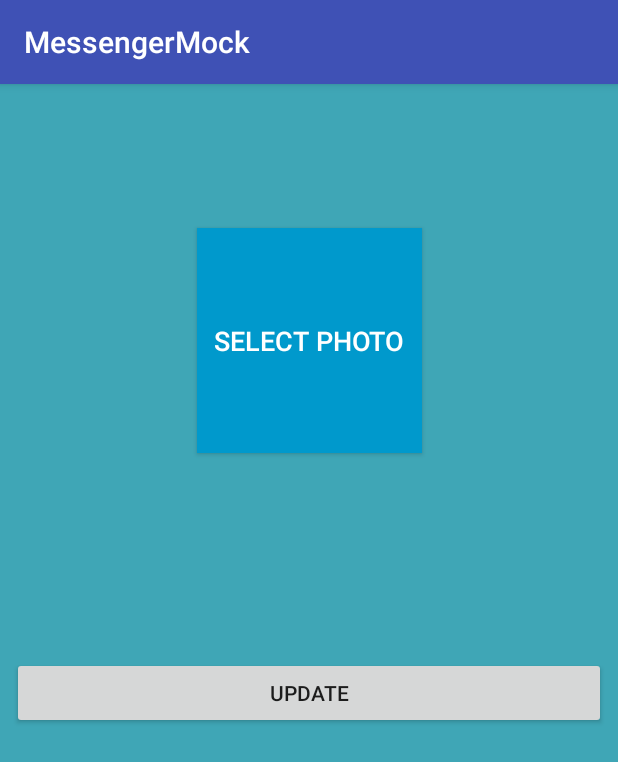
After one commit to Trabador/Chat-with-Kotlin-for-Android, an Android app: the UserSettings screen opened directly, with no data from a screen before it, on a phone screen of 412 x 824 dp. The commit adds this screen. Shown: the top 762 px of the screen. Run offline under Robolectric (Android 15) with nearby library versions, the phone set to English and light mode, and no system bars; our stand-ins replace Firebase (no records; nobody signed in at launch, a user with empty details on screens opened directly), Picasso; pictures from the network do not load.

Commit message:
Added user image functionality. Added user settings in menu (user image customization).

```diff
--- a/app/build.gradle
+++ b/app/build.gradle
@@ -5,7 +5,7 @@ apply plugin: 'kotlin-android'
 apply plugin: 'kotlin-android-extensions'
 
 
-androidExtensions{
+androidExtensions {
     experimental = true
 }
 
@@ -39,8 +39,10 @@ dependencies {
 
     implementation 'com.google.firebase:firebase-core:16.0.0'
     implementation 'com.google.firebase:firebase-auth:16.0.3'
+    implementation 'com.google.firebase:firebase-storage:16.0.1'
 
     implementation 'com.xwray:groupie:2.1.0'
+    implementation 'com.squareup.picasso:picasso:2.71828'
 
 }
 
--- a/app/src/main/java/com/alexis/messengermock/MainMenu.kt
+++ b/app/src/main/java/com/alexis/messengermock/MainMenu.kt
@@ -19,7 +19,7 @@ class MainMenu : AppCompatActivity() {
 
     private fun verifyUserIsLogged() {
         if(FirebaseAuth.getInstance().uid == null){
-            val intentToRegister = Intent(this,MainActivity::class.java)
+            val intentToRegister = Intent(this,Register::class.java)
             intentToRegister.flags = Intent.FLAG_ACTIVITY_CLEAR_TASK.or(Intent.FLAG_ACTIVITY_NEW_TASK)
             startActivity(intentToRegister)
         }
@@ -40,6 +40,10 @@ class MainMenu : AppCompatActivity() {
                 FirebaseAuth.getInstance().signOut()
                 verifyUserIsLogged()
             }
+            R.id.nav_user_settings ->{
+                val intentToUserSettings = Intent(this, UserSettings::class.java)
+                startActivity(intentToUserSettings)
+            }
         }
         return super.onOptionsItemSelected(item)
     }
--- a/app/src/main/java/com/alexis/messengermock/MessageReceivedItem.kt
+++ b/app/src/main/java/com/alexis/messengermock/MessageReceivedItem.kt
@@ -1,15 +1,19 @@
 package com.alexis.messengermock
 
+import com.squareup.picasso.Picasso
 import com.xwray.groupie.Item
 import com.xwray.groupie.ViewHolder
 import kotlinx.android.synthetic.main.message_received_item_layout.view.*
 
-class MessageReceivedItem(val messageText: String): Item<ViewHolder>() {
+class MessageReceivedItem(val messageText: String, val userToChatImageUrl: String): Item<ViewHolder>() {
     override fun getLayout(): Int {
         return R.layout.message_received_item_layout
     }
 
     override fun bind(viewHolder: ViewHolder, position: Int) {
         viewHolder.itemView.messageTextView.text = messageText
+        if(!userToChatImageUrl.isEmpty()) {
+            Picasso.get().load(userToChatImageUrl).into(viewHolder.itemView.avatarView)
+        }
     }
 }
--- a/app/src/main/java/com/alexis/messengermock/MessageSendedItem.kt
+++ b/app/src/main/java/com/alexis/messengermock/MessageSendedItem.kt
@@ -1,15 +1,17 @@
 package com.alexis.messengermock
 
+import com.squareup.picasso.Picasso
 import com.xwray.groupie.Item
 import com.xwray.groupie.ViewHolder
 import kotlinx.android.synthetic.main.message_sended_item_layout.view.*
 
-class MessageSendedItem(val messageText: String): Item<ViewHolder>() {
+class MessageSendedItem(val messageText: String, val myUserImageUrl: String): Item<ViewHolder>() {
     override fun getLayout(): Int {
         return R.layout.message_sended_item_layout
     }
 
     override fun bind(viewHolder: ViewHolder, position: Int) {
         viewHolder.itemView.messageSendedText.text = messageText
+        Picasso.get().load(myUserImageUrl).into(viewHolder.itemView.myAvatar)
     }
 }
--- a/app/src/main/java/com/alexis/messengermock/MainActivity.kt
+++ b/app/src/main/java/com/alexis/messengermock/Register.kt
@@ -11,10 +11,11 @@ import com.google.firebase.database.FirebaseDatabase
 import com.google.firebase.database.FirebaseDatabase.*
 import kotlinx.android.synthetic.main.activity_main.*
 
-class MainActivity : AppCompatActivity() {
+class Register : AppCompatActivity() {
 
     private lateinit var fbAuth: FirebaseAuth
     private lateinit var dbRef: DatabaseReference
+    private val defaultImageUrl: String = "https://firebasestorage.googleapis.com/v0/b/messengermock.appspot.com/o/images%2Fdefault-user.png?alt=media&token=4645e0ff-29f9-4971-825f-c72df19603ec"
 
     override fun onCreate(savedInstanceState: Bundle?) {
         super.onCreate(savedInstanceState)
@@ -65,7 +66,7 @@ class MainActivity : AppCompatActivity() {
         val uid = fbAuth.uid
         if(uid != null) {
             val refToNewUser = dbRef.child(uid)
-            val newUser = User(uid , email, "")
+            val newUser = User(uid , email, defaultImageUrl)
             refToNewUser.setValue(newUser)
                     .addOnSuccessListener {
                         Log.d("Main", "User saved into database")
--- a/app/src/main/res/layout/activity_main.xml
+++ b/app/src/main/res/layout/activity_main.xml
@@ -5,7 +5,7 @@
     android:layout_width="match_parent"
     android:layout_height="match_parent"
     android:background="#3fa6b6"
-    tools:context=".MainActivity">
+    tools:context=".Register">
 
     <TextView
         android:id="@+id/alreadyHaveAccountText"
--- a/app/src/main/res/layout/activity_new_message.xml
+++ b/app/src/main/res/layout/activity_new_message.xml
@@ -8,9 +8,10 @@
 
     <android.support.v7.widget.RecyclerView
         android:id="@+id/usersList"
-        app:layoutManager="android.support.v7.widget.LinearLayoutManager"
         android:layout_width="0dp"
         android:layout_height="0dp"
+        android:background="#3fa6b6"
+        app:layoutManager="android.support.v7.widget.LinearLayoutManager"
         app:layout_constraintBottom_toBottomOf="parent"
         app:layout_constraintEnd_toEndOf="parent"
         app:layout_constraintStart_toStartOf="parent"
--- /dev/null
+++ b/app/src/main/res/layout/activity_user_settings.xml
@@ -0,0 +1,47 @@
+<?xml version="1.0" encoding="utf-8"?>
+<android.support.constraint.ConstraintLayout xmlns:android="http://schemas.android.com/apk/res/android"
+    xmlns:app="http://schemas.android.com/apk/res-auto"
+    xmlns:tools="http://schemas.android.com/tools"
+    android:layout_width="match_parent"
+    android:layout_height="match_parent"
+    android:background="#3fa6b6"
+    tools:context=".UserSettings">
+
+    <Button
+        android:id="@+id/selectImageButton"
+        android:layout_width="150dp"
+        android:layout_height="150dp"
+        android:layout_marginEnd="8dp"
+        android:layout_marginStart="8dp"
+        android:layout_marginTop="96dp"
+        android:background="@android:color/holo_blue_dark"
+        android:text="Select Photo"
+        android:textColor="@android:color/white"
+        android:textSize="18sp"
+        app:layout_constraintEnd_toEndOf="parent"
+        app:layout_constraintStart_toStartOf="parent"
+        app:layout_constraintTop_toTopOf="parent" />
+
+    <ImageView
+        android:id="@+id/selectedPhotoView"
+        android:layout_width="0dp"
+        android:layout_height="0dp"
+        app:layout_constraintBottom_toBottomOf="@+id/selectImageButton"
+        app:layout_constraintEnd_toEndOf="@+id/selectImageButton"
+        app:layout_constraintStart_toStartOf="@+id/selectImageButton"
+        app:layout_constraintTop_toTopOf="@+id/selectImageButton"
+        app:srcCompat="@android:color/transparent" />
+
+    <Button
+        android:id="@+id/updateButton"
+        android:layout_width="0dp"
+        android:layout_height="wrap_content"
+        android:layout_marginEnd="8dp"
+        android:layout_marginStart="8dp"
+        android:layout_marginTop="136dp"
+        android:text="Update"
+        app:layout_constraintEnd_toEndOf="parent"
+        app:layout_constraintHorizontal_bias="0.0"
+        app:layout_constraintStart_toStartOf="parent"
+        app:layout_constraintTop_toBottomOf="@+id/selectedPhotoView" />
+</android.support.constraint.ConstraintLayout>
--- a/app/src/main/res/menu/nav_menu.xml
+++ b/app/src/main/res/menu/nav_menu.xml
@@ -6,6 +6,10 @@
         android:title="New Message"
         app:showAsAction="ifRoom"/>
 
+    <item android:id="@+id/nav_user_settings"
+        android:title="Settings"
+        app:showAsAction="always"/>
+
     <item android:id="@+id/nav_sign_out"
         android:title="Sign Out"
         app:showAsAction="ifRoom"/>
```
Also changed, not shown: app/src/main/AndroidManifest.xml (+6 -1 lines), app/src/main/java/com/alexis/messengermock/ChatScreen.kt (+21 -24 lines), app/src/main/java/com/alexis/messengermock/UserSettings.kt (added, +75 -0 lines).
